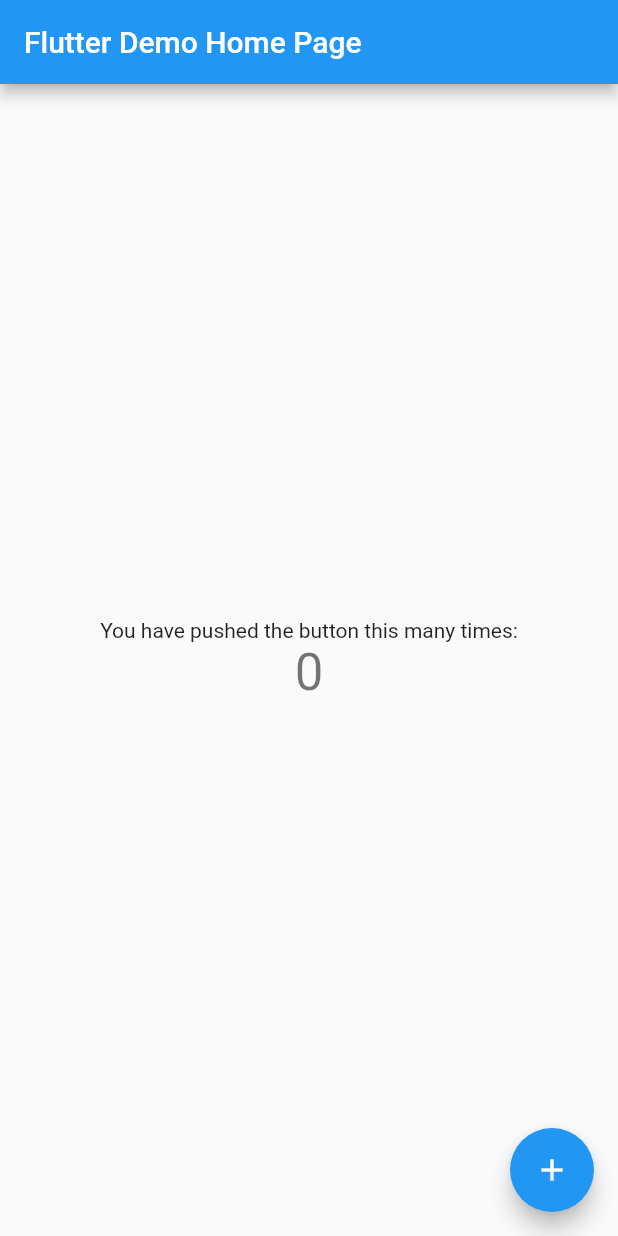
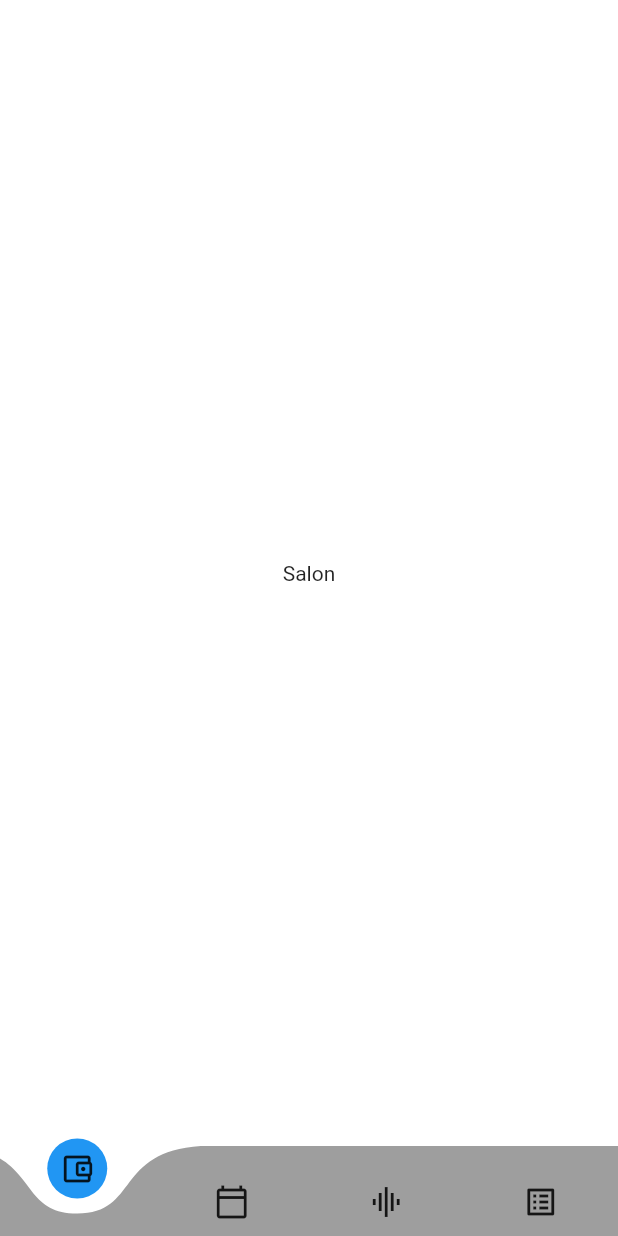
Before and after one commit to juliangg910316/bei_sell_salon, a Flutter app: the screen it shows after launch, on a phone screen of 412 x 824 dp. Run offline on Flutter 3.47's test engine with Material 2 defaults, Android fonts, the light colour scheme and no system bars; drawn by our look-alikes of curved_navigation_bar; our stand-ins replace get.

Commit message:
Add Home Screen with its bottom navigation bar

```diff
--- /dev/null
+++ b/lib/controllers/home_controller.dart
@@ -0,0 +1,29 @@
+import 'package:bei_sell/screens/calendar_screen.dart';
+import 'package:bei_sell/screens/configuration_screen.dart';
+import 'package:bei_sell/screens/salon_screen.dart';
+import 'package:bei_sell/screens/store_screen.dart';
+import 'package:flutter/material.dart';
+import 'package:get/state_manager.dart';
+
+class HomeController extends GetxController {
+  int indexBarNavigation = 0;
+
+  List<Widget> widgetOptions = <Widget>[
+    const SafeArea(child: SalonScreen()),
+    const SafeArea(child: CalendarScreen()),
+    const SafeArea(child: StoreScreen()),
+    const SafeArea(child: ConfigurationScreen()),
+  ];
+
+  List<Widget> iconOptions = [
+    const Icon(Icons.account_balance_wallet_outlined),
+    const Icon(Icons.calendar_today_outlined),
+    const Icon(Icons.graphic_eq_sharp),
+    const Icon(Icons.list_alt_outlined),
+  ];
+
+  setIndex(int index) {
+    indexBarNavigation = index;
+    update();
+  }
+}
--- a/lib/main.dart
+++ b/lib/main.dart
@@ -1,4 +1,6 @@
+import 'package:bei_sell/screens/home_screen.dart';
 import 'package:flutter/material.dart';
+import 'package:get/get.dart';
 
 void main() {
   runApp(const MyApp());
@@ -10,7 +12,8 @@
   // This widget is the root of your application.
   @override
   Widget build(BuildContext context) {
-    return MaterialApp(
+    return GetMaterialApp(
+      debugShowCheckedModeBanner: false,
       title: 'Flutter Demo',
       theme: ThemeData(
         // This is the theme of your application.
@@ -23,93 +26,10 @@
         // Notice that the counter didn't reset back to zero; the application
         // is not restarted.
         primarySwatch: Colors.blue,
+        scaffoldBackgroundColor: Colors.white,
+        visualDensity: VisualDensity.adaptivePlatformDensity,
       ),
-      home: const MyHomePage(title: 'Flutter Demo Home Page'),
+      home: const HomeScreen(),
     );
   }
 }
-
-class MyHomePage extends StatefulWidget {
-  const MyHomePage({super.key, required this.title});
-
-  // This widget is the home page of your application. It is stateful, meaning
-  // that it has a State object (defined below) that contains fields that affect
-  // how it looks.
-
-  // This class is the configuration for the state. It holds the values (in this
-  // case the title) provided by the parent (in this case the App widget) and
-  // used by the build method of the State. Fields in a Widget subclass are
-  // always marked "final".
-
-  final String title;
-
-  @override
-  State<MyHomePage> createState() => _MyHomePageState();
-}
-
-class _MyHomePageState extends State<MyHomePage> {
-  int _counter = 0;
-
-  void _incrementCounter() {
-    setState(() {
-      // This call to setState tells the Flutter framework that something has
-      // changed in this State, which causes it to rerun the build method below
-      // so that the display can reflect the updated values. If we changed
-      // _counter without calling setState(), then the build method would not be
-      // called again, and so nothing would appear to happen.
-      _counter++;
-    });
-  }
-
-  @override
-  Widget build(BuildContext context) {
-    // This method is rerun every time setState is called, for instance as done
-    // by the _incrementCounter method above.
-    //
-    // The Flutter framework has been optimized to make rerunning build methods
-    // fast, so that you can just rebuild anything that needs updating rather
-    // than having to individually change instances of widgets.
-    return Scaffold(
-      appBar: AppBar(
-        // Here we take the value from the MyHomePage object that was created by
-        // the App.build method, and use it to set our appbar title.
-        title: Text(widget.title),
-      ),
-      body: Center(
-        // Center is a layout widget. It takes a single child and positions it
-        // in the middle of the parent.
-        child: Column(
-          // Column is also a layout widget. It takes a list of children and
-          // arranges them vertically. By default, it sizes itself to fit its
-          // children horizontally, and tries to be as tall as its parent.
-          //
-          // Invoke "debug painting" (press "p" in the console, choose the
-          // "Toggle Debug Paint" action from the Flutter Inspector in Android
-          // Studio, or the "Toggle Debug Paint" command in Visual Studio Code)
-          // to see the wireframe for each widget.
-          //
-          // Column has various properties to control how it sizes itself and
-          // how it positions its children. Here we use mainAxisAlignment to
-          // center the children vertically; the main axis here is the vertical
-          // axis because Columns are vertical (the cross axis would be
-          // horizontal).
-          mainAxisAlignment: MainAxisAlignment.center,
-          children: <Widget>[
-            const Text(
-              'You have pushed the button this many times:',
-            ),
-            Text(
-              '$_counter',
-              style: Theme.of(context).textTheme.headline4,
-            ),
-          ],
-        ),
-      ),
-      floatingActionButton: FloatingActionButton(
-        onPressed: _incrementCounter,
-        tooltip: 'Increment',
-        child: const Icon(Icons.add),
-      ), // This trailing comma makes auto-formatting nicer for build methods.
-    );
-  }
-}
--- /dev/null
+++ b/lib/screens/calendar_screen.dart
@@ -0,0 +1,12 @@
+import 'package:flutter/material.dart';
+
+class CalendarScreen extends StatelessWidget {
+  const CalendarScreen({super.key});
+
+  @override
+  Widget build(BuildContext context) {
+    return const Center(
+      child: Text("Calendar"),
+    );
+  }
+}
--- /dev/null
+++ b/lib/screens/configuration_screen.dart
@@ -0,0 +1,12 @@
+import 'package:flutter/material.dart';
+
+class ConfigurationScreen extends StatelessWidget {
+  const ConfigurationScreen({super.key});
+
+  @override
+  Widget build(BuildContext context) {
+    return const Center(
+      child: Text("Configurations"),
+    );
+  }
+}
--- /dev/null
+++ b/lib/screens/home_screen.dart
@@ -0,0 +1,32 @@
+import 'package:bei_sell/controllers/home_controller.dart';
+import 'package:curved_navigation_bar/curved_navigation_bar.dart';
+import 'package:flutter/material.dart';
+import 'package:flutter/src/widgets/container.dart';
+import 'package:flutter/src/widgets/framework.dart';
+import 'package:get/state_manager.dart';
+
+class HomeScreen extends StatelessWidget {
+  const HomeScreen({super.key});
+
+  @override
+  Widget build(BuildContext context) {
+    return GetBuilder<HomeController>(
+        init: HomeController(),
+        builder: ((controller) {
+          return Scaffold(
+            body: SafeArea(
+                child: IndexedStack(
+                    index: controller.indexBarNavigation,
+                    children: controller.widgetOptions)),
+            bottomNavigationBar: CurvedNavigationBar(
+              items: controller.iconOptions,
+              height: 60,
+              color: Colors.grey,
+              backgroundColor: Colors.white,
+              buttonBackgroundColor: Colors.blue,
+              onTap: controller.setIndex,
+            ),
+          );
+        }));
+  }
+}
--- /dev/null
+++ b/lib/screens/salon_screen.dart
@@ -0,0 +1,12 @@
+import 'package:flutter/material.dart';
+
+class SalonScreen extends StatelessWidget {
+  const SalonScreen({super.key});
+
+  @override
+  Widget build(BuildContext context) {
+    return const Center(
+      child: Text("Salon"),
+    );
+  }
+}
--- /dev/null
+++ b/lib/screens/store_screen.dart
@@ -0,0 +1,12 @@
+import 'package:flutter/material.dart';
+
+class StoreScreen extends StatelessWidget {
+  const StoreScreen({super.key});
+
+  @override
+  Widget build(BuildContext context) {
+    return const Center(
+      child: Text("Store"),
+    );
+  }
+}
```
